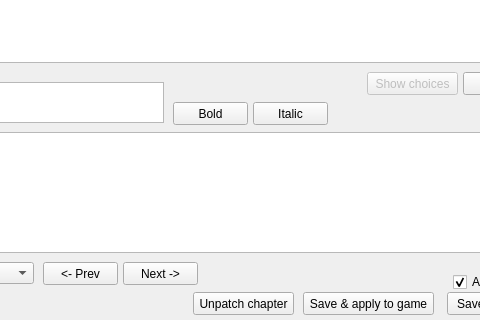
Qt form src/ui/widget_story.ui (KevinVG207/Uma-Carotene-TL) before a commit; both pictures show x 507 to 987 and y 148 to 468 of the 1280 by 468 pixel window.
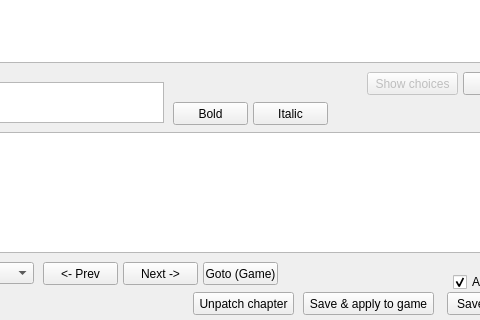
The same form after that commit.

Commit message: Add "goto" button to seek to the selected textblock in the game. (#55)

```diff
--- a/src/ui/widget_story.ui
+++ b/src/ui/widget_story.ui
@@ -468,6 +468,19 @@
     <string notr="true"/>
    </property>
   </widget>
+  <widget class="QPushButton" name="btn_goto_game">
+   <property name="geometry">
+    <rect>
+     <x>710</x>
+     <y>410</y>
+     <width>75</width>
+     <height>23</height>
+    </rect>
+   </property>
+   <property name="text">
+    <string notr="true">Goto (Game)</string>
+   </property>
+  </widget>
  </widget>
  <resources/>
  <connections/>
```
The commit also changes 2 other files.
